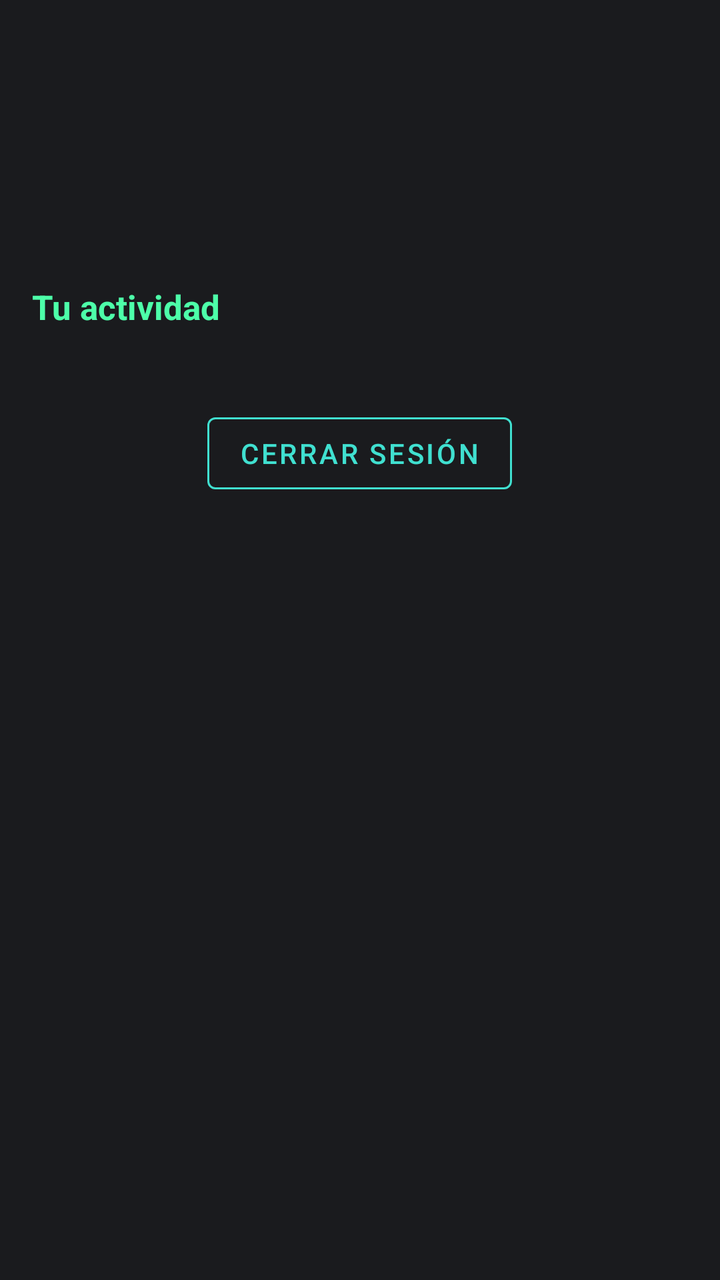
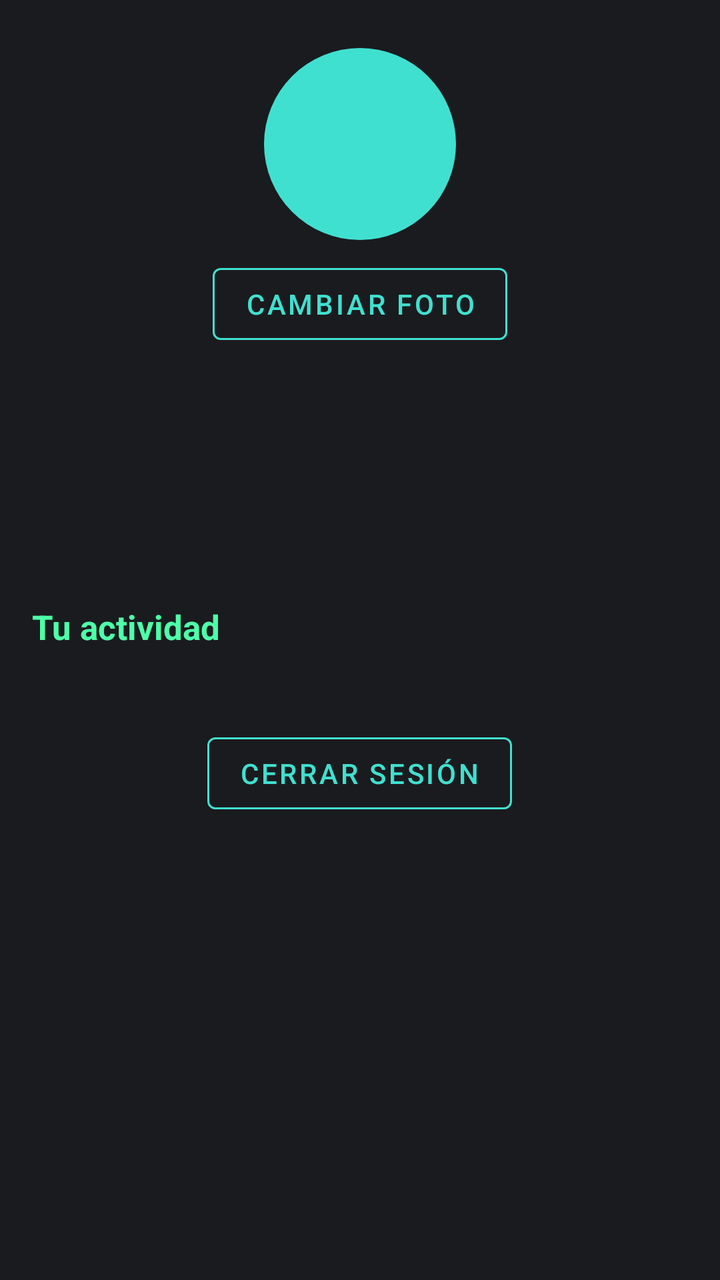

Screens rendered from an Android XML layout before and after an edit, with the pre-edit source and the edit as a unified diff.
<!-- AndroidManifest.xml: application theme Theme.HemingwayKayak -->
<!-- res/layout/fragment_profile.xml -->
<?xml version="1.0" encoding="utf-8"?>
<androidx.core.widget.NestedScrollView
    xmlns:android="http://schemas.android.com/apk/res/android"
    xmlns:app="http://schemas.android.com/apk/res-auto"
    android:layout_width="match_parent"
    android:layout_height="match_parent"
    android:background="@color/logo_dark"
    android:fillViewport="true">

    <LinearLayout
        android:layout_width="match_parent"
        android:layout_height="wrap_content"
        android:orientation="vertical"
        android:padding="16dp">

        <TextView
            android:id="@+id/nameText"
            android:layout_width="match_parent"
            android:layout_height="wrap_content"
            android:textColor="@color/logo_neon"
            android:textSize="24sp"
            android:textStyle="bold" />

        <TextView
            android:id="@+id/usernameText"
            android:layout_width="match_parent"
            android:layout_height="wrap_content"
            android:layout_marginTop="4dp"
            android:textColor="@color/logo_turquoise"
            android:textSize="14sp" />

        <TextView
            android:id="@+id/emailText"
            android:layout_width="match_parent"
            android:layout_height="wrap_content"
            android:textColor="@color/white"
            android:textSize="13sp" />

        <TextView
            android:id="@+id/bioText"
            android:layout_width="match_parent"
            android:layout_height="wrap_content"
            android:layout_marginTop="10dp"
            android:textColor="@color/white"
            android:textSize="14sp" />

        <ProgressBar
            android:id="@+id/progressBar"
            android:layout_width="wrap_content"
            android:layout_height="wrap_content"
            android:layout_gravity="center_horizontal"
            android:layout_marginTop="16dp"
            android:visibility="gone" />

        <TextView
            android:id="@+id/errorView"
            android:layout_width="match_parent"
            android:layout_height="wrap_content"
            android:layout_marginTop="16dp"
            android:gravity="center"
            android:textColor="#FF8A80"
            android:visibility="gone" />

        <TextView
            android:layout_width="match_parent"
            android:layout_height="wrap_content"
            android:layout_marginTop="24dp"
            android:text="Tu actividad"
            android:textColor="@color/logo_neon"
            android:textSize="17sp"
            android:textStyle="bold" />

        <GridLayout
            android:id="@+id/statsGrid"
            android:layout_width="match_parent"
            android:layout_height="wrap_content"
            android:layout_marginTop="10dp"
            android:columnCount="2"
            android:useDefaultMargins="true" />

        <com.google.android.material.button.MaterialButton
            android:id="@+id/logoutButton"
            style="@style/Widget.MaterialComponents.Button.OutlinedButton"
            android:layout_width="wrap_content"
            android:layout_height="wrap_content"
            android:layout_gravity="center_horizontal"
            android:layout_marginTop="28dp"
            android:text="@string/logout_button"
            android:textColor="@color/logo_turquoise"
            app:strokeColor="@color/logo_turquoise" />

    </LinearLayout>
</androidx.core.widget.NestedScrollView>
<!-- resources referenced by this layout -->
<resources>
  <color name="logo_dark">#1A1B1E</color>
  <color name="logo_neon">#4DFFA9</color>
  <color name="logo_turquoise">#40E0D0</color>
  <color name="white">#FFFFFFFF</color>
  <string name="logout_button">Cerrar sesión</string>
  <style name="Theme.HemingwayKayak" parent="Theme.MaterialComponents.DayNight.DarkActionBar">
          <item name="colorPrimary">@color/primary</item>
          <item name="colorPrimaryDark">@color/primary_dark</item>
          <item name="colorAccent">@color/accent</item>
          <item name="android:windowBackground">@color/logo_dark</item>
      </style>
  <color name="primary">@color/logo_turquoise</color>
  <color name="primary_dark">@color/logo_dark</color>
  <color name="accent">@color/logo_neon</color>
</resources>

<!-- the commit's change to res/layout/fragment_profile.xml (unified diff, before → after) -->
@@ -12,6 +12,28 @@
         android:layout_height="wrap_content"
         android:orientation="vertical"
         android:padding="16dp">
+
+        <com.google.android.material.imageview.ShapeableImageView
+            android:id="@+id/avatarImage"
+            android:layout_width="96dp"
+            android:layout_height="96dp"
+            android:layout_gravity="center_horizontal"
+            android:layout_marginTop="8dp"
+            android:background="@color/logo_turquoise"
+            android:contentDescription="Foto de perfil"
+            android:scaleType="centerCrop"
+            app:shapeAppearanceOverlay="@style/ShapeAppearance.Hemingway.Avatar" />
+
+        <com.google.android.material.button.MaterialButton
+            android:id="@+id/changeAvatarButton"
+            style="@style/Widget.MaterialComponents.Button.OutlinedButton"
+            android:layout_width="wrap_content"
+            android:layout_height="wrap_content"
+            android:layout_gravity="center_horizontal"
+            android:layout_marginTop="8dp"
+            android:text="Cambiar foto"
+            android:textColor="@color/logo_turquoise"
+            app:strokeColor="@color/logo_turquoise" />
 
         <TextView
             android:id="@+id/nameText"
<!-- resource entries referenced after the edit -->
@@ -5,6 +5,10 @@
   <color name="logo_turquoise">#40E0D0</color>
   <color name="white">#FFFFFFFF</color>
   <string name="logout_button">Cerrar sesión</string>
+  <style name="ShapeAppearance.Hemingway.Avatar" parent="">
+          <item name="cornerFamily">rounded</item>
+          <item name="cornerSize">50%</item>
+      </style>
   <style name="Theme.HemingwayKayak" parent="Theme.MaterialComponents.DayNight.DarkActionBar">
           <item name="colorPrimary">@color/primary</item>
           <item name="colorPrimaryDark">@color/primary_dark</item>
